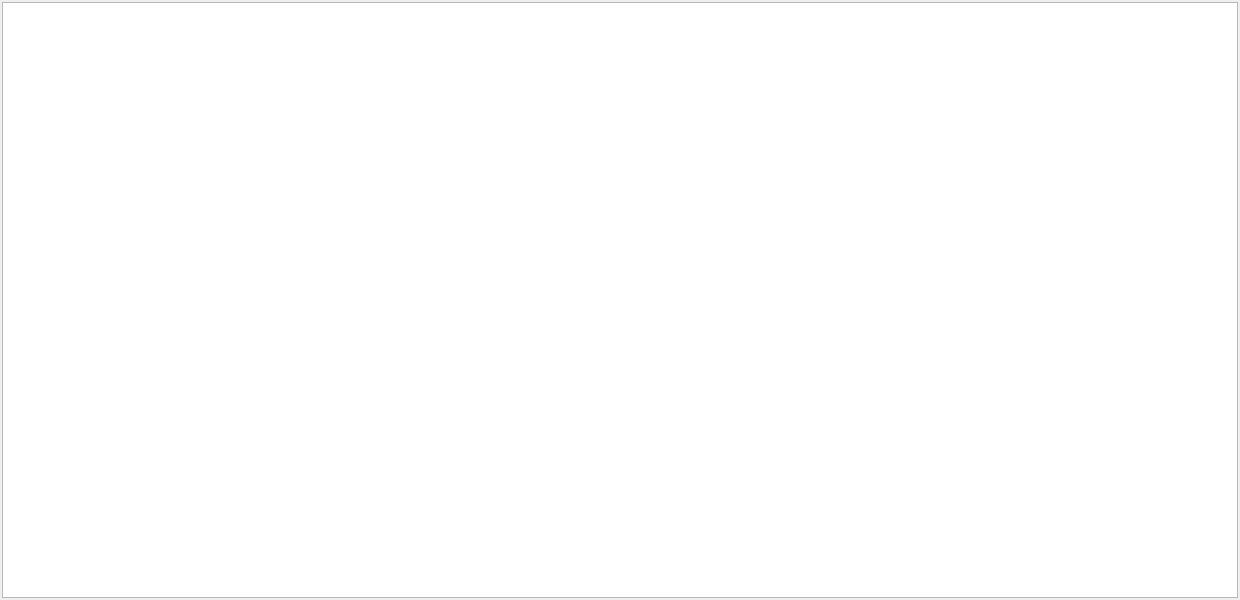
The window that MDA_content/window_simple.ui (Wrexan/MDA) describes before a commit, drawn with Qt 5.
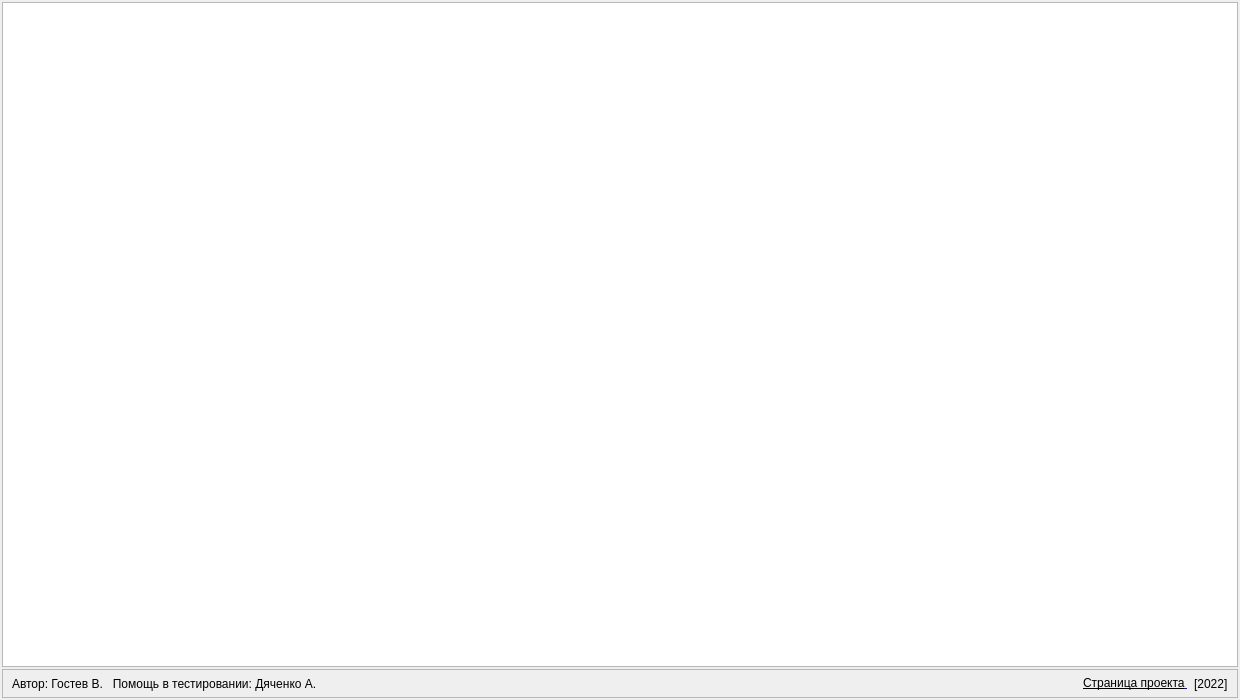
The same window after the commit.

Commit message: little ui redone rework column widths and removed unneeded options new screens more in readme link to project in 'help' few additional tryexceptions

The edit to the form file:
```diff
--- a/MDA_content/window_simple.ui
+++ b/MDA_content/window_simple.ui
@@ -7,7 +7,7 @@
     <x>0</x>
     <y>0</y>
     <width>1240</width>
-    <height>600</height>
+    <height>700</height>
    </rect>
   </property>
   <property name="windowTitle">
@@ -45,6 +45,81 @@
      </property>
     </widget>
    </item>
+   <item>
+    <widget class="QFrame" name="frame">
+     <property name="minimumSize">
+      <size>
+       <width>0</width>
+       <height>0</height>
+      </size>
+     </property>
+     <property name="maximumSize">
+      <size>
+       <width>16777215</width>
+       <height>16777215</height>
+      </size>
+     </property>
+     <property name="frameShape">
+      <enum>QFrame::StyledPanel</enum>
+     </property>
+     <property name="frameShadow">
+      <enum>QFrame::Raised</enum>
+     </property>
+     <layout class="QHBoxLayout" name="horizontalLayout">
+      <property name="topMargin">
+       <number>2</number>
+      </property>
+      <property name="bottomMargin">
+       <number>2</number>
+      </property>
+      <item>
+       <widget class="QLabel" name="label">
+        <property name="sizePolicy">
+         <sizepolicy hsizetype="Expanding" vsizetype="Preferred">
+          <horstretch>0</horstretch>
+          <verstretch>0</verstretch>
+         </sizepolicy>
+        </property>
+        <property name="minimumSize">
+         <size>
+          <width>0</width>
+          <height>23</height>
+         </size>
+        </property>
+        <property name="maximumSize">
+         <size>
+          <width>16777215</width>
+          <height>23</height>
+         </size>
+        </property>
+        <property name="text">
+         <string>Автор: Гостев В.   Помощь в тестировании: Дяченко А.</string>
+        </property>
+       </widget>
+      </item>
+      <item>
+       <widget class="QLabel" name="project_link">
+        <property name="cursor">
+         <cursorShape>PointingHandCursor</cursorShape>
+        </property>
+        <property name="text">
+         <string>&lt;a href=&quot;https://github.com/Wrexan/MDA&quot;&gt; &lt;font size=3 color=black&gt;Страница проекта&lt;/font&gt; &lt;/a&gt;</string>
+        </property>
+        <property name="openExternalLinks">
+         <bool>true</bool>
+        </property>
+       </widget>
+      </item>
+      <item>
+       <widget class="QLabel" name="label_2">
+        <property name="text">
+         <string>[2022]</string>
+        </property>
+       </widget>
+      </item>
+     </layout>
+    </widget>
+   </item>
   </layout>
  </widget>
  <resources/>
```
The commit also changes 11 other files.
